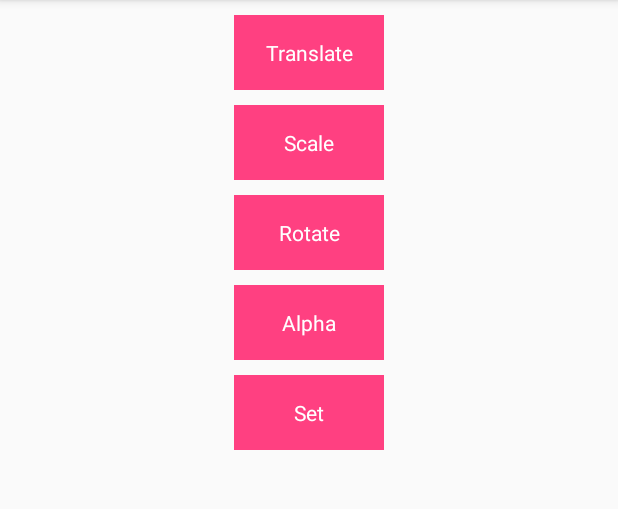
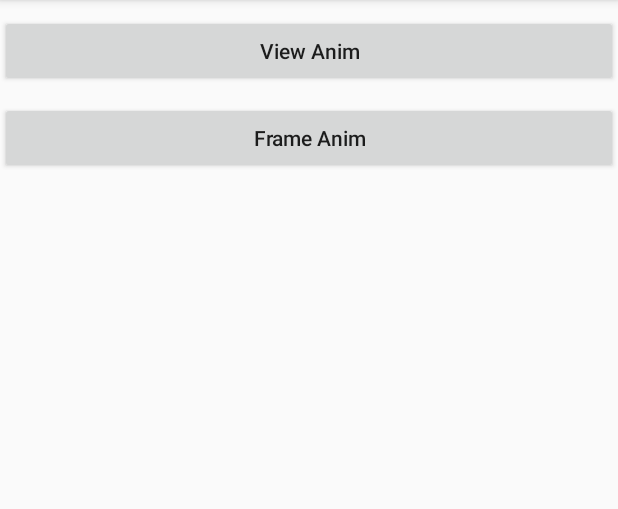
Before and after one commit to DysaniazzZ/ArtOfAndroid, an Android app: the screen it shows after launch (MainActivity), on a phone screen of 412 x 824 dp, the part 84-593 px from its top. Run offline under Robolectric (Android 15) with nearby library versions, the phone set to English and light mode, and no system bars.

Commit message:
chapter07: the usage of frame anim

```diff
--- a/chapter07/src/main/AndroidManifest.xml
+++ b/chapter07/src/main/AndroidManifest.xml
@@ -16,6 +16,8 @@
         <category android:name="android.intent.category.LAUNCHER"/>
       </intent-filter>
     </activity>
+    <activity android:name=".ViewAnimActivity"/>
+    <activity android:name=".FrameAnimActivity"/>
   </application>
 
 </manifest>
--- a/chapter07/src/main/java/com/dysania/artorandroid/chapter07/MainActivity.java
+++ b/chapter07/src/main/java/com/dysania/artorandroid/chapter07/MainActivity.java
@@ -4,8 +4,6 @@ import android.os.Bundle;
 import android.support.v7.app.AppCompatActivity;
 import android.view.View;
 import android.view.View.OnClickListener;
-import android.view.animation.Animation;
-import android.view.animation.AnimationUtils;
 
 public class MainActivity extends AppCompatActivity {
 
@@ -14,43 +12,17 @@ public class MainActivity extends AppCompatActivity {
         super.onCreate(savedInstanceState);
         setContentView(R.layout.activity_main);
 
-        findViewById(R.id.tv_translate).setOnClickListener(new OnClickListener() {
+        findViewById(R.id.btn_view_anim).setOnClickListener(new OnClickListener() {
             @Override
             public void onClick(View v) {
-                Animation animation = AnimationUtils.loadAnimation(MainActivity.this, R.anim.translate_example);
-                v.startAnimation(animation);
+                ViewAnimActivity.actionStart(MainActivity.this);
             }
         });
 
-        findViewById(R.id.tv_scale).setOnClickListener(new OnClickListener() {
+        findViewById(R.id.btn_frame_anim).setOnClickListener(new OnClickListener() {
             @Override
             public void onClick(View v) {
-                Animation animation = AnimationUtils.loadAnimation(MainActivity.this, R.anim.scale_example);
-                v.startAnimation(animation);
-            }
-        });
-
-        findViewById(R.id.tv_rotate).setOnClickListener(new OnClickListener() {
-            @Override
-            public void onClick(View v) {
-                Animation animation = AnimationUtils.loadAnimation(MainActivity.this, R.anim.rotate_example);
-                v.startAnimation(animation);
-            }
-        });
-
-        findViewById(R.id.tv_alpha).setOnClickListener(new OnClickListener() {
-            @Override
-            public void onClick(View v) {
-                Animation animation = AnimationUtils.loadAnimation(MainActivity.this, R.anim.alpha_example);
-                v.startAnimation(animation);
-            }
-        });
-
-        findViewById(R.id.tv_set).setOnClickListener(new OnClickListener() {
-            @Override
-            public void onClick(View v) {
-                Animation animation = AnimationUtils.loadAnimation(MainActivity.this, R.anim.set_example);
-                v.startAnimation(animation);
+                FrameAnimActivity.actionStart(MainActivity.this);
             }
         });
     }
--- a/chapter07/src/main/res/layout/activity_main.xml
+++ b/chapter07/src/main/res/layout/activity_main.xml
@@ -6,54 +6,20 @@
   android:gravity="center_horizontal"
   android:orientation="vertical">
 
-  <TextView
-    android:id="@+id/tv_translate"
-    android:layout_width="100dp"
-    android:layout_height="50dp"
+  <Button
+    android:id="@+id/btn_view_anim"
+    android:layout_width="match_parent"
+    android:layout_height="wrap_content"
     android:layout_marginTop="10dp"
-    android:background="@color/colorAccent"
-    android:gravity="center"
-    android:text="Translate"
-    android:textColor="@color/colorWhite"/>
+    android:text="View Anim"
+    android:textAllCaps="false"/>
 
-  <TextView
-    android:id="@+id/tv_scale"
-    android:layout_width="100dp"
-    android:layout_height="50dp"
+  <Button
+    android:id="@+id/btn_frame_anim"
+    android:layout_width="match_parent"
+    android:layout_height="wrap_content"
     android:layout_marginTop="10dp"
-    android:background="@color/colorAccent"
-    android:gravity="center"
-    android:text="Scale"
-    android:textColor="@color/colorWhite"/>
-
-  <TextView
-    android:id="@+id/tv_rotate"
-    android:layout_width="100dp"
-    android:layout_height="50dp"
-    android:layout_marginTop="10dp"
-    android:background="@color/colorAccent"
-    android:gravity="center"
-    android:text="Rotate"
-    android:textColor="@color/colorWhite"/>
-
-  <TextView
-    android:id="@+id/tv_alpha"
-    android:layout_width="100dp"
-    android:layout_height="50dp"
-    android:layout_marginTop="10dp"
-    android:background="@color/colorAccent"
-    android:gravity="center"
-    android:text="Alpha"
-    android:textColor="@color/colorWhite"/>
-
-  <TextView
-    android:id="@+id/tv_set"
-    android:layout_width="100dp"
-    android:layout_height="50dp"
-    android:layout_marginTop="10dp"
-    android:background="@color/colorAccent"
-    android:gravity="center"
-    android:text="Set"
-    android:textColor="@color/colorWhite"/>
+    android:text="Frame Anim"
+    android:textAllCaps="false"/>
 
 </LinearLayout>
```
Also changed, not shown: chapter07/src/main/java/com/dysania/artorandroid/chapter07/FrameAnimActivity.java (added, +32 -0 lines), chapter07/src/main/java/com/dysania/artorandroid/chapter07/ViewAnimActivity.java (added, +69 -0 lines), chapter07/src/main/res/drawable/frame_anim_example.xml (added, +10 -0 lines), chapter07/src/main/res/layout/activity_frame_anim.xml (added, +15 -0 lines), chapter07/src/main/res/layout/activity_view_anim.xml (added, +59 -0 lines), chapter07/src/main/res/drawable-hdpi/face1.png (added), chapter07/src/main/res/drawable-hdpi/face2.png (added), chapter07/src/main/res/drawable-hdpi/face3.png (added), chapter07/src/main/res/drawable-hdpi/face4.png (added).
